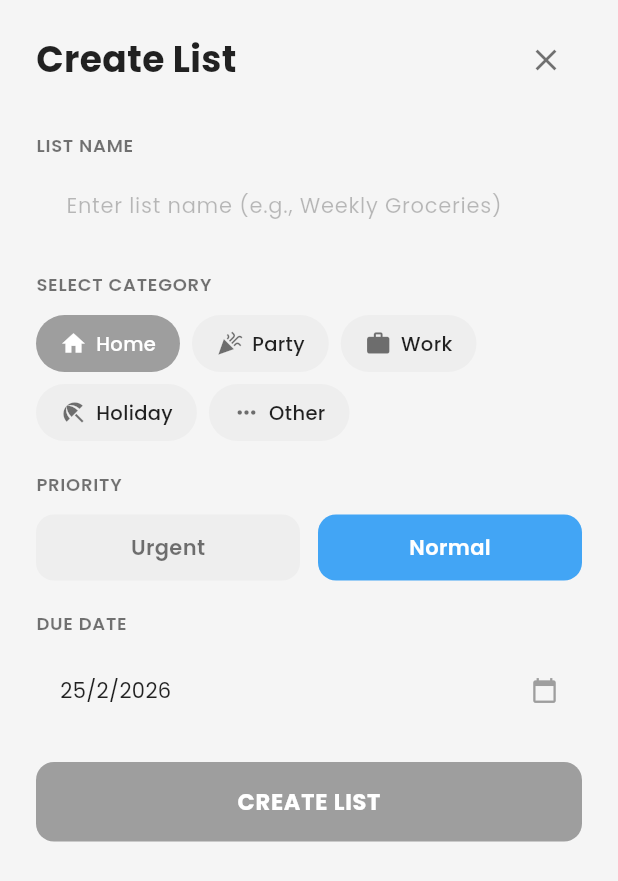
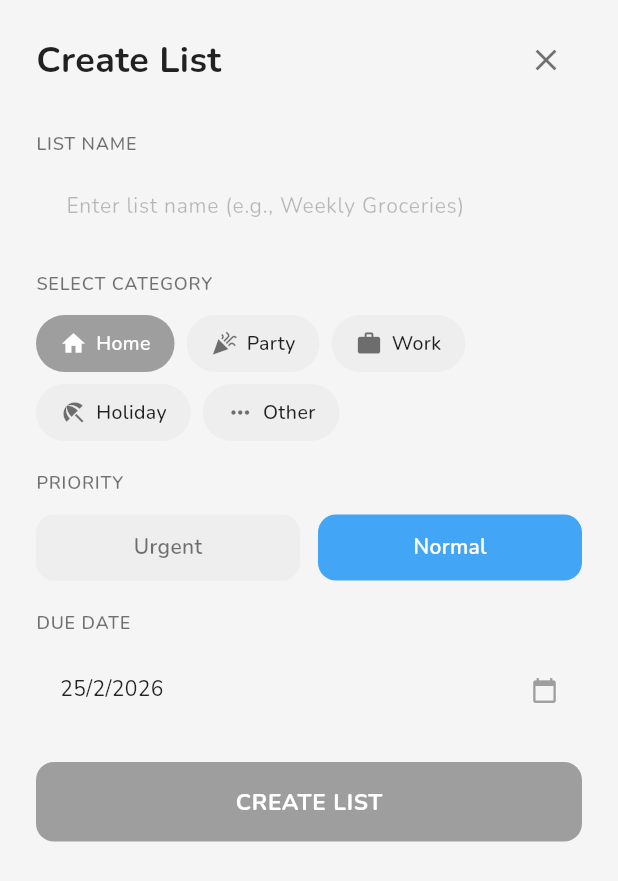
Before and after one commit to anasgh2025/Grocery-, a Flutter app: the CreateListDialog widget shown alone on an empty page, opened directly with empty values, on a phone screen of 412 x 824 dp. Shown: the top 881 px of the screen. Run offline on Flutter 3.47's test engine with Material 3 defaults, Android fonts, the phone set to English and light mode, and no system bars; our stand-ins replace flutter_secure_storage, flutter_svg, google_fonts, image_picker, share_plus; accounts and stored records are empty; network calls fail.

Commit message:
Replace all fonts with Nunito across the entire app

```diff
--- a/lib/main.dart
+++ b/lib/main.dart
@@ -5,10 +5,10 @@ import 'theme.dart';
 
 void main() async {
   WidgetsFlutterBinding.ensureInitialized();
-  // Pre-load Inter so font metrics are stable before the first frame is drawn.
+  // Pre-load Nunito so font metrics are stable before the first frame is drawn.
   // Without this, async font loading mid-render causes layout shifts → card jitter.
   await GoogleFonts.pendingFonts([
-    GoogleFonts.inter(),
+    GoogleFonts.nunito(),
   ]);
   runApp(const MyApp());
 }
--- a/lib/widgets/create_list_dialog.dart
+++ b/lib/widgets/create_list_dialog.dart
@@ -177,7 +177,7 @@ class _CreateListDialogState extends State<CreateListDialog> {
                 children: [
                   Text(
                     'Create List',
-                    style: GoogleFonts.poppins(
+                    style: GoogleFonts.nunito(
                       fontSize: 24,
                       fontWeight: FontWeight.bold,
                       color: Colors.black87,
@@ -196,7 +196,7 @@ class _CreateListDialogState extends State<CreateListDialog> {
               // List Name
               Text(
                 'LIST NAME',
-                style: GoogleFonts.poppins(
+                style: GoogleFonts.nunito(
                   fontSize: 12,
                   fontWeight: FontWeight.w600,
                   color: Colors.black54,
@@ -208,7 +208,7 @@ class _CreateListDialogState extends State<CreateListDialog> {
                 controller: _nameController,
                 decoration: InputDecoration(
                   hintText: 'Enter list name (e.g., Weekly Groceries)',
-                  hintStyle: GoogleFonts.poppins(
+                  hintStyle: GoogleFonts.nunito(
                     fontSize: 14,
                     color: Colors.black26,
                   ),
@@ -223,7 +223,7 @@ class _CreateListDialogState extends State<CreateListDialog> {
                     vertical: 14,
                   ),
                 ),
-                style: GoogleFonts.poppins(fontSize: 14),
+                style: GoogleFonts.nunito(fontSize: 14),
                 validator: (value) {
                   if (value == null || value.trim().isEmpty) {
                     return 'Please enter a list name';
@@ -236,7 +236,7 @@ class _CreateListDialogState extends State<CreateListDialog> {
               // Select Category
               Text(
                 'SELECT CATEGORY',
-                style: GoogleFonts.poppins(
+                style: GoogleFonts.nunito(
                   fontSize: 12,
                   fontWeight: FontWeight.w600,
                   color: Colors.black54,
@@ -275,7 +275,7 @@ class _CreateListDialogState extends State<CreateListDialog> {
                           const SizedBox(width: 6),
                           Text(
                             category,
-                            style: GoogleFonts.poppins(
+                            style: GoogleFonts.nunito(
                               fontSize: 13,
                               fontWeight: FontWeight.w500,
                               color: isSelected ? Colors.white : Colors.black87,
@@ -292,7 +292,7 @@ class _CreateListDialogState extends State<CreateListDialog> {
               // Priority
               Text(
                 'PRIORITY',
-                style: GoogleFonts.poppins(
+                style: GoogleFonts.nunito(
                   fontSize: 12,
                   fontWeight: FontWeight.w600,
                   color: Colors.black54,
@@ -320,7 +320,7 @@ class _CreateListDialogState extends State<CreateListDialog> {
                         child: Center(
                           child: Text(
                             'Urgent',
-                            style: GoogleFonts.poppins(
+                            style: GoogleFonts.nunito(
                               fontSize: 14,
                               fontWeight: FontWeight.w600,
                               color: _selectedPriority == 'Urgent'
@@ -351,7 +351,7 @@ class _CreateListDialogState extends State<CreateListDialog> {
                         child: Center(
                           child: Text(
                             'Normal',
-                            style: GoogleFonts.poppins(
+                            style: GoogleFonts.nunito(
                               fontSize: 14,
                               fontWeight: FontWeight.w600,
                               color: _selectedPriority == 'Normal'
@@ -370,7 +370,7 @@ class _CreateListDialogState extends State<CreateListDialog> {
               // Due Date
               Text(
                 'DUE DATE',
-                style: GoogleFonts.poppins(
+                style: GoogleFonts.nunito(
                   fontSize: 12,
                   fontWeight: FontWeight.w600,
                   color: Colors.black54,
@@ -396,7 +396,7 @@ class _CreateListDialogState extends State<CreateListDialog> {
                         _selectedDate == null
                             ? 'Select due date'
                             : '${_selectedDate!.day}/${_selectedDate!.month}/${_selectedDate!.year}',
-                        style: GoogleFonts.poppins(
+                        style: GoogleFonts.nunito(
                           fontSize: 14,
                           color: _selectedDate == null
                               ? Colors.black26
@@ -438,7 +438,7 @@ class _CreateListDialogState extends State<CreateListDialog> {
                       )
                     : Text(
                         'CREATE LIST',
-                        style: GoogleFonts.poppins(
+                        style: GoogleFonts.nunito(
                           fontSize: 15,
                           fontWeight: FontWeight.bold,
                           letterSpacing: 0.5,
--- a/lib/widgets/landing_header.dart
+++ b/lib/widgets/landing_header.dart
@@ -54,7 +54,7 @@ class LandingHeader extends StatelessWidget {
                       // Heading text
                       Text(
                         'Grocery',
-                        style: GoogleFonts.inter(
+                        style: GoogleFonts.nunito(
                           textStyle: const TextStyle(
                             fontWeight: FontWeight.w800,
                             fontSize: 20,
--- a/lib/widgets/search_field.dart
+++ b/lib/widgets/search_field.dart
@@ -24,7 +24,7 @@ class SearchField extends StatelessWidget {
             alignment: Alignment.centerLeft,
             child: Text(
               'Search items or lists...',
-              style: GoogleFonts.inter(
+              style: GoogleFonts.nunito(
                 textStyle: const TextStyle(fontSize: 14, height: 17 / 14, color: Color(0xFF9CA3AF), fontWeight: FontWeight.w400),
               ),
             ),
```
Also changed, not shown: lib/theme.dart (+14 -14 lines).
